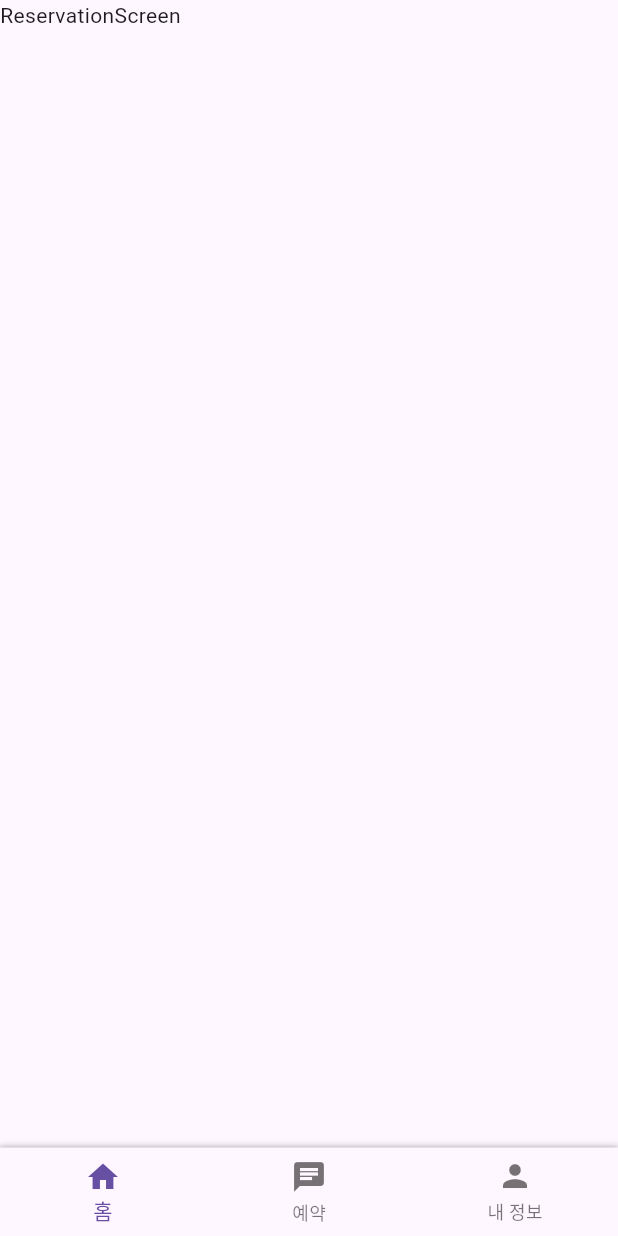
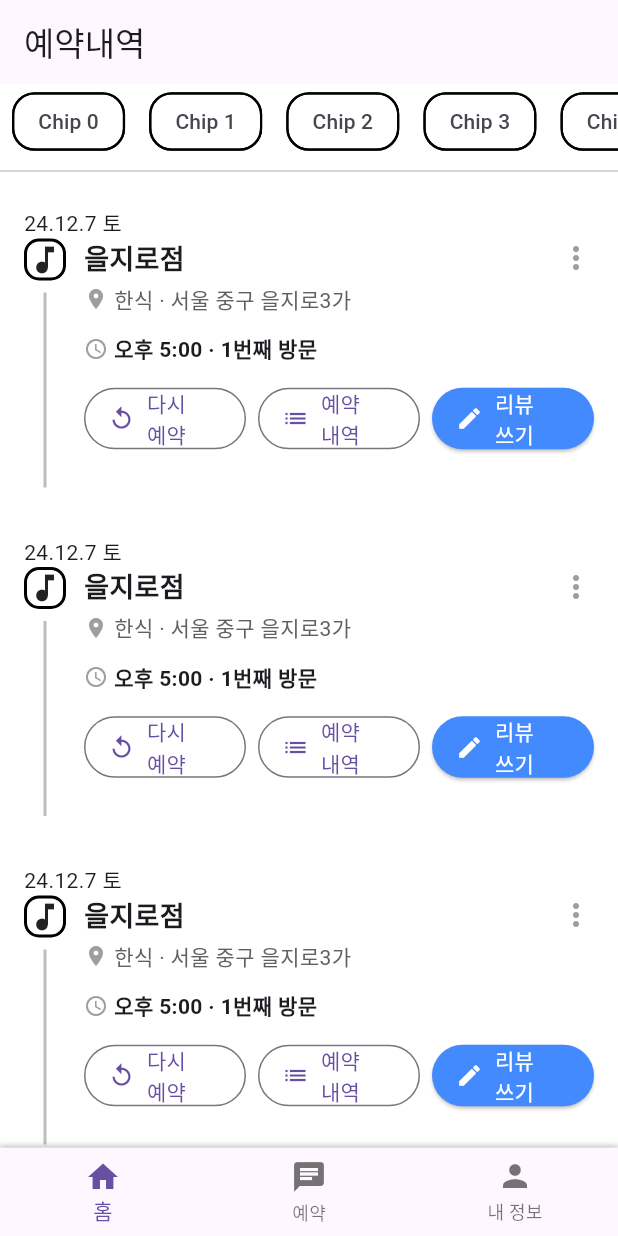
Before and after one commit to ilsong963/reservate_practice_room, a Flutter app: the ReservationScreen screen opened by its route, on a phone screen of 412 x 824 dp. Run offline on Flutter 3.47's test engine with Material 3 defaults, Android fonts, the phone set to English and light mode, and no system bars; our stand-ins replace firebase_core, freezed_annotation, go_router; missing offline and left inert: kakao_flutter_sdk_user; accounts and stored records are empty.

Commit message:
예약 화면 추가

```diff
--- a/lib/reservation_screen.dart
+++ /dev/null
@@ -1,10 +0,0 @@
-import 'package:flutter/material.dart';
-
-class ReservationScreen extends StatelessWidget {
-  const ReservationScreen({super.key});
-
-  @override
-  Widget build(BuildContext context) {
-    return Scaffold(body: SafeArea(child: Text("ReservationScreen ")));
-  }
-}
--- /dev/null
+++ b/lib/reservation_screen/reservation_chip_list.dart
@@ -0,0 +1,30 @@
+import 'package:flutter/material.dart';
+
+class ReservationChipList extends StatelessWidget {
+  const ReservationChipList({super.key});
+
+  @override
+  Widget build(BuildContext context) {
+    return SizedBox(
+      height: 50, // 가로 리스트의 높이 지정
+      child: ListView.builder(
+        scrollDirection: Axis.horizontal, // 가로 스크롤
+        itemCount: 5, // Chip 개수
+        itemBuilder: (context, index) {
+          return Padding(
+            padding: const EdgeInsets.symmetric(horizontal: 8.0),
+            child: Chip(
+                shape: RoundedRectangleBorder(
+                  borderRadius: BorderRadius.all(Radius.circular(15)),
+                  side: BorderSide(
+                    width: 1.5,
+                  ),
+                ),
+                label: Text('Chip $index'),
+                backgroundColor: Colors.white),
+          );
+        },
+      ),
+    );
+  }
+}
--- /dev/null
+++ b/lib/reservation_screen/reservation_item_widget.dart
@@ -0,0 +1,111 @@
+import 'package:flutter/material.dart';
+
+class ReservationItemWidget extends StatelessWidget {
+  const ReservationItemWidget({super.key});
+
+  @override
+  Widget build(BuildContext context) {
+    return Center(
+        child: Padding(
+            padding: EdgeInsets.all(16),
+            child: Column(crossAxisAlignment: CrossAxisAlignment.start, children: [
+              Text("24.12.7 토"),
+              Row(
+                crossAxisAlignment: CrossAxisAlignment.start,
+                children: [
+                  Column(
+                    children: [
+                      Container(
+                        decoration: BoxDecoration(
+                          border: Border.all(color: Colors.black, width: 2),
+                          borderRadius: BorderRadius.circular(10),
+                        ),
+                        child: Icon(Icons.music_note),
+                      ),
+                      SizedBox(height: 8),
+                      Container(
+                        width: 2,
+                        height: 130,
+                        color: Colors.grey[400],
+                      ),
+                    ],
+                  ),
+                  SizedBox(width: 12), // 간격 추가
+                  Expanded(
+                    child: Column(
+                      crossAxisAlignment: CrossAxisAlignment.start,
+                      mainAxisSize: MainAxisSize.min, // 내용 크기에 맞게 설정
+                      children: [
+                        // 가게 이름 + 메뉴 아이콘
+                        Row(
+                          mainAxisAlignment: MainAxisAlignment.spaceBetween,
+                          children: [
+                            Text(
+                              "을지로점",
+                              style: TextStyle(fontSize: 18, fontWeight: FontWeight.bold),
+                            ),
+                            Icon(Icons.more_vert, color: Colors.grey),
+                          ],
+                        ),
+                        SizedBox(height: 4),
+                        // 위치 정보
+                        Row(
+                          children: [
+                            Icon(Icons.place, color: Colors.grey, size: 16),
+                            SizedBox(width: 4),
+                            Text("한식 · 서울 중구 을지로3가", style: TextStyle(color: Colors.grey[700])),
+                          ],
+                        ),
+                        SizedBox(height: 12),
+                        // 예약 시간 및 방문 횟수
+                        Row(
+                          children: [
+                            Icon(Icons.access_time, color: Colors.grey, size: 16),
+                            SizedBox(width: 4),
+                            Text(
+                              "오후 5:00 · 1번째 방문",
+                              style: TextStyle(fontWeight: FontWeight.bold),
+                            ),
+                          ],
+                        ),
+                        SizedBox(height: 12),
+                        // 버튼 그룹 (한 줄 유지)
+                        Row(
+                          children: [
+                            Expanded(
+                              child: OutlinedButton.icon(
+                                onPressed: () {},
+                                icon: Icon(Icons.replay, size: 18),
+                                label: Text("다시 예약"),
+                              ),
+                            ),
+                            SizedBox(width: 8), // 간격 추가
+                            Expanded(
+                              child: OutlinedButton.icon(
+                                onPressed: () {},
+                                icon: Icon(Icons.list, size: 18),
+                                label: Text("예약 내역"),
+                              ),
+                            ),
+                            SizedBox(width: 8), // 간격 추가
+                            Expanded(
+                              child: ElevatedButton.icon(
+                                onPressed: () {},
+                                icon: Icon(Icons.edit, size: 18),
+                                label: Text("리뷰 쓰기"),
+                                style: ElevatedButton.styleFrom(
+                                  backgroundColor: Colors.blueAccent,
+                                  foregroundColor: Colors.white,
+                                ),
+                              ),
+                            ),
+                          ],
+                        )
+                      ],
+                    ),
+                  ),
+                ],
+              ),
+            ])));
+  }
+}
--- /dev/null
+++ b/lib/reservation_screen/reservation_screen.dart
@@ -0,0 +1,29 @@
+import 'package:flutter/material.dart';
+import 'package:reservate_practice_room/reservation_screen/reservation_chip_list.dart';
+import 'package:reservate_practice_room/reservation_screen/reservation_item_widget.dart';
+
+class ReservationScreen extends StatelessWidget {
+  const ReservationScreen({super.key});
+
+  @override
+  Widget build(BuildContext context) {
+    return Scaffold(
+        backgroundColor: Colors.white,
+        appBar: AppBar(
+          title: Text("예약내역"),
+        ),
+        body: SafeArea(
+            child: SingleChildScrollView(
+          child: Column(
+            children: [
+              ReservationChipList(),
+              Divider(),
+              ReservationItemWidget(),
+              ReservationItemWidget(),
+              ReservationItemWidget(),
+              ReservationItemWidget(),
+            ],
+          ),
+        )));
+  }
+}
--- a/lib/route.dart
+++ b/lib/route.dart
@@ -4,7 +4,7 @@ import 'package:reservate_practice_room/bottom_nav.dart';
 import 'package:reservate_practice_room/home_screen/home_screen.dart';
 import 'package:reservate_practice_room/info_screen.dart';
 import 'package:reservate_practice_room/login_screen.dart';
-import 'package:reservate_practice_room/reservation_screen.dart';
+import 'package:reservate_practice_room/reservation_screen/reservation_screen.dart';
 
 final _shellNavigatorKey = GlobalKey<NavigatorState>();
 
```
Also changed, not shown: 4 other files.
